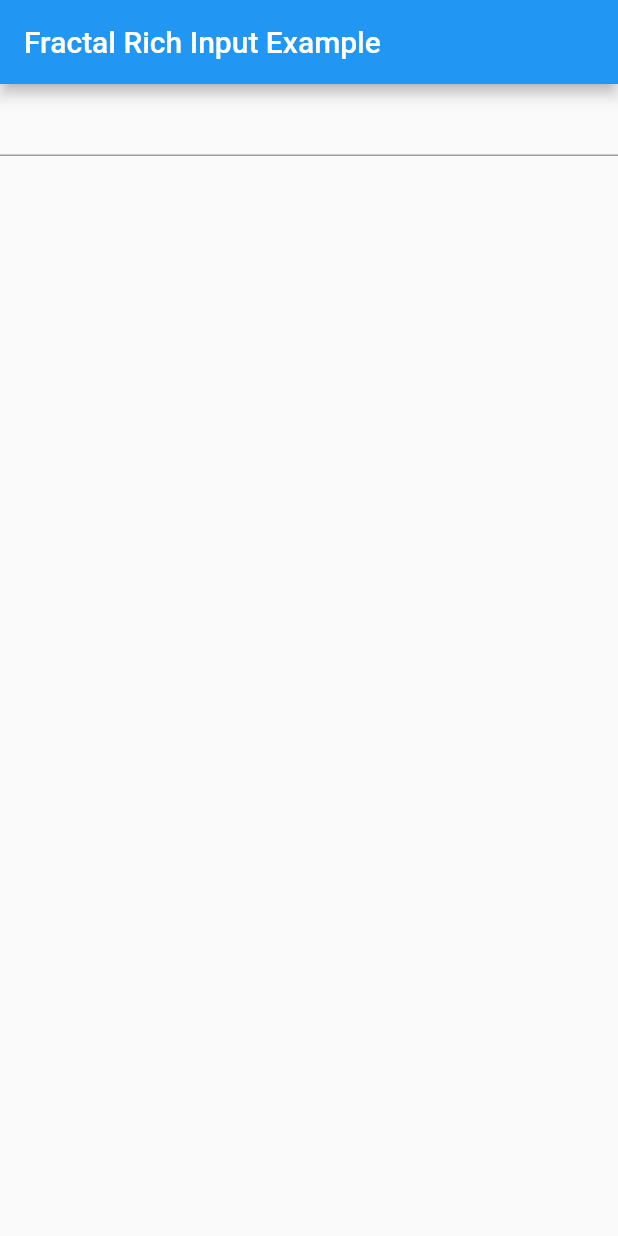
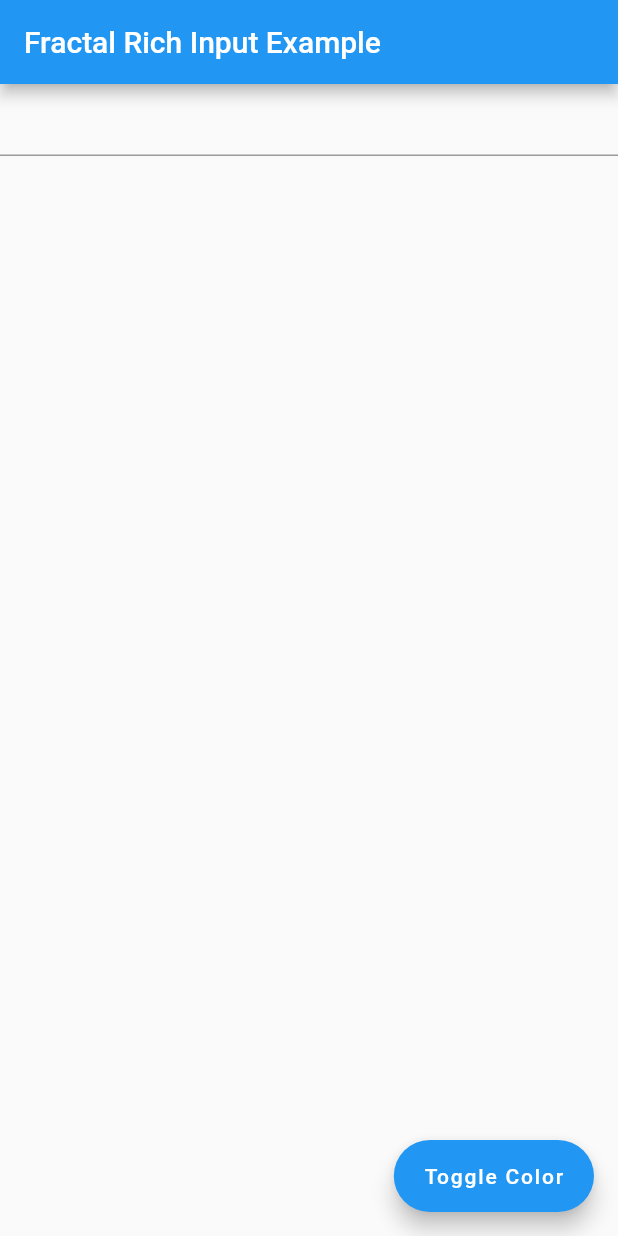
Before and after one commit to FarmakoHealthcare/fractal_rich_input, a Flutter app: the screen it shows after launch, on a phone screen of 412 x 824 dp. Run offline on Flutter 3.47's test engine with Material 2 defaults, Android fonts, the phone set to English and light mode, and no system bars; our stand-ins replace flutter_screenutil.

Commit message:
:bug: Fix custom regex cursor (#2)
* :bug: Fix link highlight color

* :bug: Fix custom regex cursor

c;ear

```diff
--- a/example/lib/main.dart
+++ b/example/lib/main.dart
@@ -1,5 +1,6 @@
 import 'package:flutter/material.dart';
 import 'package:flutter_screenutil/flutter_screenutil.dart';
+import 'package:fractal_rich_input/fractal_rich_input.dart';
 import 'package:fractal_rich_input/fractal_rich_input_controller.dart';
 
 void main() {
@@ -33,6 +34,19 @@ class MyHomePage extends StatefulWidget {
 
 class _MyHomePageState extends State<MyHomePage> {
   final TextEditingController _controller = FractalRichInputController();
+  bool showBlue = false;
+
+  @override
+  void initState() {
+    FractalRichInput.addFormatRegexIdentifierStyle(
+      key: r"###(.*?)###",
+      style: const TextStyle(
+        fontStyle: FontStyle.italic,
+        fontWeight: FontWeight.bold,
+      ),
+    );
+    super.initState();
+  }
 
   @override
   Widget build(BuildContext context) {
@@ -40,8 +54,32 @@ class _MyHomePageState extends State<MyHomePage> {
       appBar: AppBar(
         title: Text(widget.title),
       ),
-      body: TextFormField(
-        controller: _controller,
+      body: Column(
+        children: [
+          TextFormField(
+            controller: _controller,
+            onChanged: (value) {
+              setState(() {});
+            },
+          ),
+          RichText(
+            text: FractalRichInput.buildTextSpan(
+              text: _controller.text,
+              style: const TextStyle(
+                color: Colors.black,
+              ),
+              linkHighlightColor: showBlue ? Colors.blue : Colors.green,
+            ),
+          )
+        ],
+      ),
+      floatingActionButton: FloatingActionButton.extended(
+        onPressed: () {
+          setState(() {
+            showBlue = !showBlue;
+          });
+        },
+        label: const Text("Toggle Color"),
       ),
     );
   }
--- a/lib/utils/helper.dart
+++ b/lib/utils/helper.dart
@@ -98,7 +98,7 @@ class Helper {
               String startIdentifier =
                   patternMatched.substring(0, patternMatched.indexOf("("));
               String replaceIdentifier = "";
-              for (var _ in patternMatched.characters) {
+              for (var _ in startIdentifier.characters) {
                 replaceIdentifier += " ";
               }
               formatText =
```
Also changed, not shown: 3 other files.
